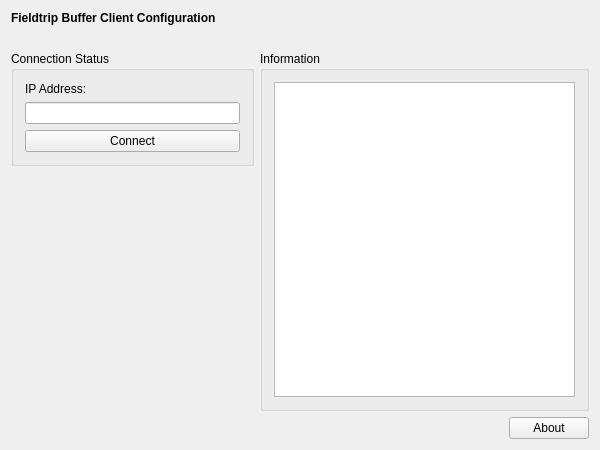
Above: applications/mne_scan/plugins/ftbuffer/FormFiles/ftbuffersetup.ui from mne-tools/mne-cpp before the change. Below: the same form after it.
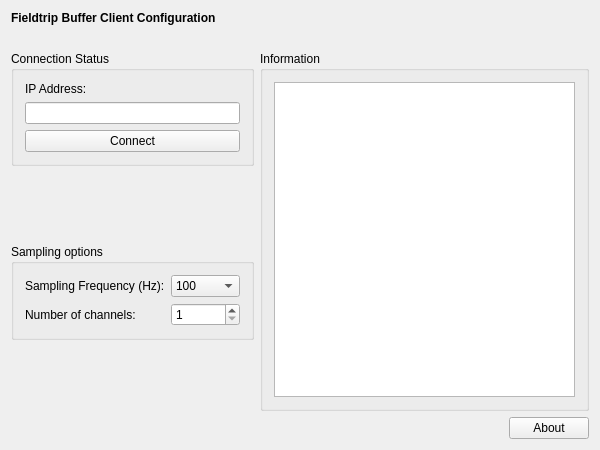
That is the form after the change.

Commit message: added channel and frequency setting functionality and gui

```diff
--- a/applications/mne_scan/plugins/ftbuffer/FormFiles/ftbuffersetup.ui
+++ b/applications/mne_scan/plugins/ftbuffer/FormFiles/ftbuffersetup.ui
@@ -45,40 +45,14 @@
    </item>
    <item>
     <layout class="QGridLayout" name="m_qGridLayout_main">
-     <item row="2" column="1">
-      <spacer name="m_qHorizontalSpacer_About">
-       <property name="orientation">
-        <enum>Qt::Horizontal</enum>
-       </property>
-       <property name="sizeHint" stdset="0">
-        <size>
-         <width>40</width>
-         <height>20</height>
-        </size>
-       </property>
-      </spacer>
-     </item>
-     <item row="2" column="2">
+     <item row="4" column="2">
       <widget class="QPushButton" name="m_qPushButton_About">
        <property name="text">
         <string>About</string>
        </property>
       </widget>
      </item>
-     <item row="1" column="0">
-      <spacer name="m_qVerticalSpacer_LeftRow">
-       <property name="orientation">
-        <enum>Qt::Vertical</enum>
-       </property>
-       <property name="sizeHint" stdset="0">
-        <size>
-         <width>20</width>
-         <height>40</height>
-        </size>
-       </property>
-      </spacer>
-     </item>
-     <item row="0" column="1" rowspan="2" colspan="2">
+     <item row="0" column="1" rowspan="4" colspan="2">
       <widget class="QGroupBox" name="m_qGroupBox_Information">
        <property name="title">
         <string>Information</string>
@@ -90,6 +64,45 @@
        </layout>
       </widget>
      </item>
+     <item row="4" column="1">
+      <spacer name="m_qHorizontalSpacer_About">
+       <property name="orientation">
+        <enum>Qt::Horizontal</enum>
+       </property>
+       <property name="sizeHint" stdset="0">
+        <size>
+         <width>40</width>
+         <height>20</height>
+        </size>
+       </property>
+      </spacer>
+     </item>
+     <item row="3" column="0">
+      <spacer name="m_qVerticalSpacer_LeftRow">
+       <property name="orientation">
+        <enum>Qt::Vertical</enum>
+       </property>
+       <property name="sizeHint" stdset="0">
+        <size>
+         <width>20</width>
+         <height>40</height>
+        </size>
+       </property>
+      </spacer>
+     </item>
+     <item row="1" column="0">
+      <spacer name="verticalSpacer">
+       <property name="orientation">
+        <enum>Qt::Vertical</enum>
+       </property>
+       <property name="sizeHint" stdset="0">
+        <size>
+         <width>20</width>
+         <height>40</height>
+        </size>
+       </property>
+      </spacer>
+     </item>
      <item row="0" column="0">
       <widget class="QGroupBox" name="m_qGroupBox_yourGroupBox">
        <property name="sizePolicy">
@@ -131,6 +144,123 @@
        </layout>
       </widget>
      </item>
+     <item row="2" column="0">
+      <widget class="QGroupBox" name="m_qGroupBox_SamplingOptions">
+       <property name="sizePolicy">
+        <sizepolicy hsizetype="Preferred" vsizetype="Preferred">
+         <horstretch>0</horstretch>
+         <verstretch>0</verstretch>
+        </sizepolicy>
+       </property>
+       <property name="minimumSize">
+        <size>
+         <width>0</width>
+         <height>0</height>
+        </size>
+       </property>
+       <property name="maximumSize">
+        <size>
+         <width>16777215</width>
+         <height>16777215</height>
+        </size>
+       </property>
+       <property name="title">
+        <string>Sampling options</string>
+       </property>
+       <property name="flat">
+        <bool>false</bool>
+       </property>
+       <layout class="QFormLayout" name="formLayout_5">
+        <property name="fieldGrowthPolicy">
+         <enum>QFormLayout::AllNonFixedFieldsGrow</enum>
+        </property>
+        <item row="0" column="0">
+         <widget class="QLabel" name="m_qLabel_SamplingRate_4">
+          <property name="layoutDirection">
+           <enum>Qt::LeftToRight</enum>
+          </property>
+          <property name="text">
+           <string>Sampling Frequency (Hz):</string>
+          </property>
+         </widget>
+        </item>
+        <item row="0" column="1">
+         <widget class="QComboBox" name="m_comboBox_SamplingFreq_4">
+          <property name="currentText">
+           <string>100</string>
+          </property>
+          <item>
+           <property name="text">
+            <string>100</string>
+           </property>
+          </item>
+          <item>
+           <property name="text">
+            <string>128</string>
+           </property>
+          </item>
+          <item>
+           <property name="text">
+            <string>250</string>
+           </property>
+          </item>
+          <item>
+           <property name="text">
+            <string>256</string>
+           </property>
+          </item>
+          <item>
+           <property name="text">
+            <string>500</string>
+           </property>
+          </item>
+          <item>
+           <property name="text">
+            <string>512</string>
+           </property>
+          </item>
+          <item>
+           <property name="text">
+            <string>1000</string>
+           </property>
+          </item>
+          <item>
+           <property name="text">
+            <string>1024</string>
+           </property>
+          </item>
+          <item>
+           <property name="text">
+            <string>2000</string>
+           </property>
+          </item>
+          <item>
+           <property name="text">
+            <string>2048</string>
+           </property>
+          </item>
+         </widget>
+        </item>
+        <item row="1" column="0">
+         <widget class="QLabel" name="label_9">
+          <property name="text">
+           <string>Number of channels:</string>
+          </property>
+         </widget>
+        </item>
+        <item row="1" column="1">
+         <widget class="QSpinBox" name="m_spinBox_numberChannels_4">
+          <property name="minimum">
+           <number>1</number>
+          </property>
+          <property name="maximum">
+           <number>500</number>
+          </property>
+         </widget>
+        </item>
+       </layout>
+      </widget>
+     </item>
     </layout>
    </item>
   </layout>
```
The commit also changes 4 other files.
